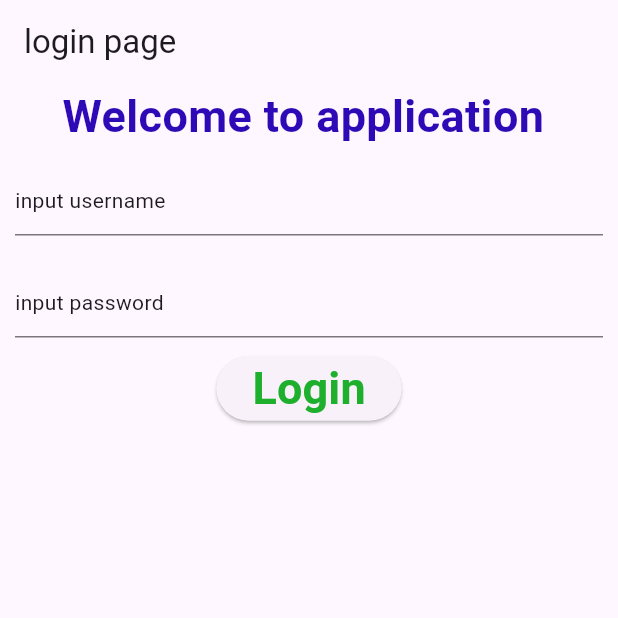
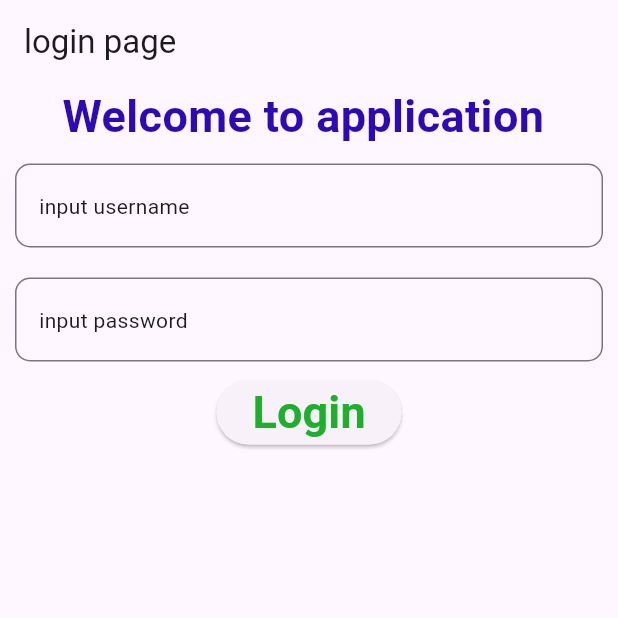
Before and after one commit to AjiSuryawan/belajarflutter11pplg2, a Flutter app: the screen it shows after launch, on a phone screen of 412 x 824 dp, the top half of it. Run offline on Flutter 3.47's test engine with Material 3 defaults, Android fonts, the phone set to English and light mode, and no system bars.

Commit message:
reusable component

```diff
--- /dev/null
+++ b/lib/components/custom_textfield.dart
@@ -0,0 +1,23 @@
+import 'package:flutter/material.dart';
+
+class CustomTextfield extends StatelessWidget {
+  // variabel yang diperlukan
+  final String myHint;
+  final TextEditingController txtController;
+  const CustomTextfield({
+    super.key,
+    required this.myHint,
+    required this.txtController,
+  });
+
+  @override
+  Widget build(BuildContext context) {
+    return TextField(
+      controller: txtController,
+      decoration: InputDecoration(
+        hint: Text(myHint),
+        border: OutlineInputBorder(borderRadius: BorderRadius.circular(10)),
+      ),
+    );
+  }
+}
--- a/lib/login_page.dart
+++ b/lib/login_page.dart
@@ -1,3 +1,4 @@
+import 'package:belajarflutter11pplg2/components/custom_textfield.dart';
 import 'package:flutter/material.dart';
 
 class LoginPage extends StatefulWidget {
@@ -28,17 +29,16 @@ class _LoginPageState extends State<LoginPage> {
           ),
           Container(
             margin: EdgeInsets.all(10),
-            child: TextField(
-              controller: txtUsername,
-              decoration: InputDecoration(hint: Text("input username")),
+            child: CustomTextfield(
+              myHint: "input username",
+              txtController: txtUsername,
             ),
           ),
           Container(
             margin: EdgeInsets.all(10),
-            child: TextField(
-              controller: txtPassword,
-              obscureText: true,
-              decoration: InputDecoration(hint: Text("input password")),
+            child: CustomTextfield(
+              myHint: "input password",
+              txtController: txtPassword,
             ),
           ),
 
```
Also changed, not shown: lib/components/custom_button.dart (added), lib/components/custom_text.dart (added).
